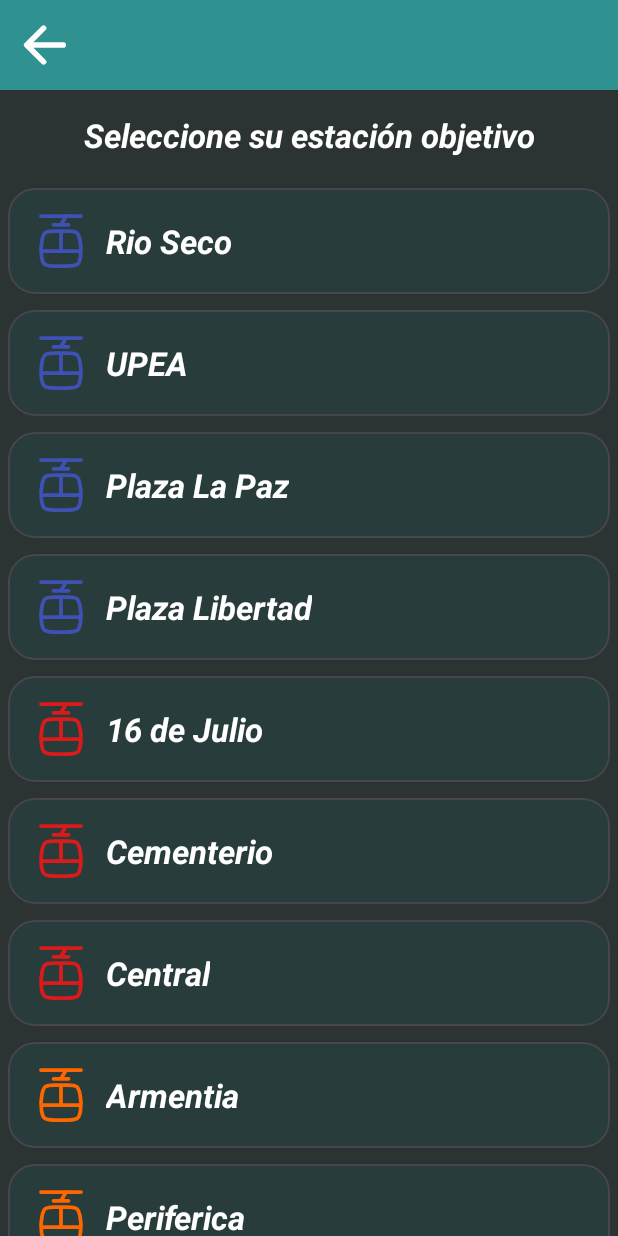
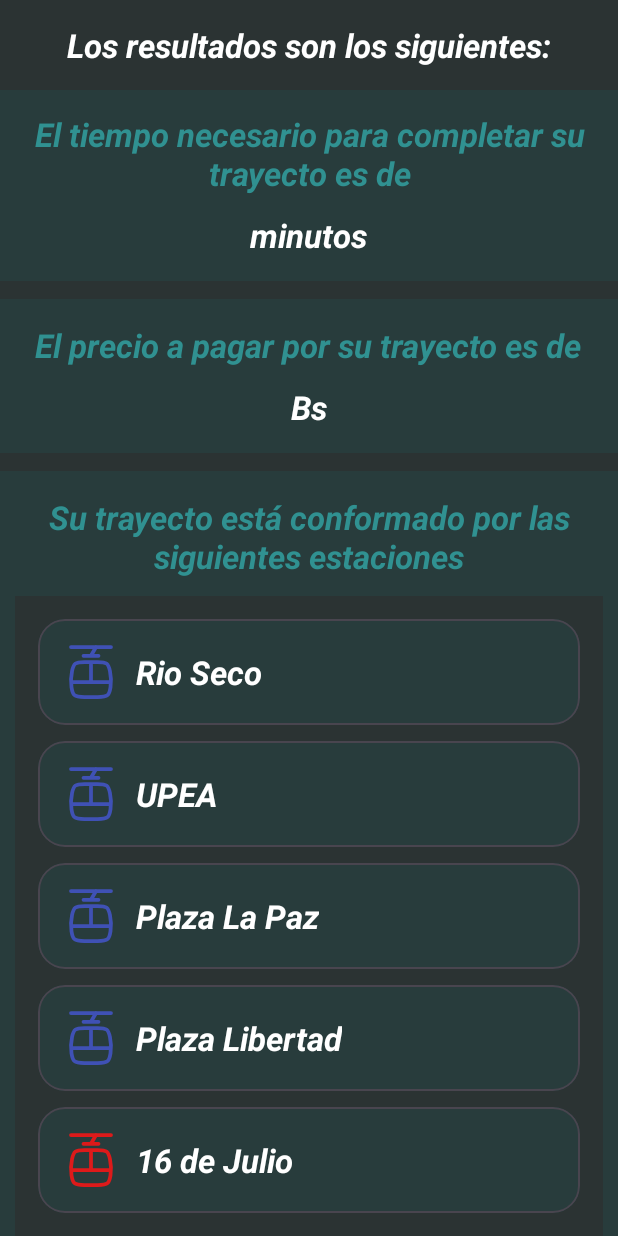
Before and after one commit to LeonardoVNC/SkyLinkApp, an Android app: the SelectTerminalActivity screen opened directly, with no data from a screen before it, after a tap on "UPEA", on a phone screen of 412 x 824 dp. Run offline under Robolectric (Android 15) with nearby library versions, the phone set to English and light mode, and no system bars; 1 other tap on this screen came first.

Commit message:
Primera versión de la estética de la pantalla de resultados, aun es necesario hacer la parte lógica

```diff
--- a/app/src/main/AndroidManifest.xml
+++ b/app/src/main/AndroidManifest.xml
@@ -12,6 +12,9 @@
         android:supportsRtl="true"
         android:theme="@style/Theme.DarkTur"
         tools:targetApi="31">
+        <activity
+            android:name=".ResultActivity"
+            android:exported="false" />
         <activity
             android:name=".SelectTerminalActivity"
             android:exported="false" />
--- /dev/null
+++ b/app/src/main/java/com/example/skylink/ResultActivity.kt
@@ -0,0 +1,52 @@
+package com.example.skylink
+
+import android.content.Intent
+import android.os.Bundle
+import androidx.recyclerview.widget.LinearLayoutManager
+import com.example.skylink.adapters.EstacionesAdapter
+import com.example.skylink.dataClasses.Estacion
+import com.example.skylink.databinding.ActivityResultBinding
+
+class ResultActivity : BaseActivity(), OnStationClickListener {
+    private lateinit var binding: ActivityResultBinding
+    private val recyclerTerminalAdapter by lazy { EstacionesAdapter(this) }
+
+    override fun onCreate(savedInstanceState: Bundle?) {
+        super.onCreate(savedInstanceState)
+        binding = ActivityResultBinding.inflate(layoutInflater)
+        val view = binding.root
+        setContentView(view)
+
+        //TODO aqui hacer los cálculos del algoritmo
+
+        setUpRecyclerView()
+
+        binding.resultButtonReset.setOnClickListener {
+            //TODO reiniciar los parámetros de esta vista
+            val intent = Intent(this, MainActivity::class.java)
+            startActivity(intent)
+        }
+    }
+
+
+    //Función que carga todos los items del RecyclerView
+    private fun setUpRecyclerView() {
+        //TODO  la lista debe ser proporcionada desde el algoritmo, esta es de ejemplo
+        val listaDeDatos = mutableListOf(
+            Estacion(nombre = "Rio Seco", color = R.color.azul, 0),
+            Estacion(nombre = "UPEA", color = R.color.azul, 1),
+            Estacion(nombre = "Plaza La Paz", color = R.color.azul, 2),
+            Estacion(nombre = "Plaza Libertad", color = R.color.azul, 3),
+            Estacion(nombre = "16 de Julio", color = R.color.roja, 4),
+            Estacion(nombre = "Cementerio", color = R.color.roja, 5),
+            Estacion(nombre = "Central", color = R.color.roja, 6)
+        )
+        recyclerTerminalAdapter.addDataToList(listaDeDatos)
+        binding.resultRecycler.apply() {
+            layoutManager = LinearLayoutManager(context, LinearLayoutManager.VERTICAL, false)
+            adapter = recyclerTerminalAdapter
+        }
+    }
+
+    override fun onItemClick(input: Int) {}
+}
--- a/app/src/main/java/com/example/skylink/SelectTerminalActivity.kt
+++ b/app/src/main/java/com/example/skylink/SelectTerminalActivity.kt
@@ -1,5 +1,6 @@
 package com.example.skylink
 
+import android.content.Intent
 import android.os.Bundle
 import androidx.recyclerview.widget.LinearLayoutManager
 import com.example.skylink.adapters.EstacionesAdapter
@@ -38,6 +39,8 @@ class SelectTerminalActivity : BaseActivity(), OnStationClickListener {
             inputEnd = input
             //TODO iniciar el cálculo de los grafos
             println("Se debería dar inicio a Dijkstra con los nodos $inputBegin y $inputEnd")
+            val intent = Intent(this, ResultActivity::class.java)
+            startActivity(intent)
         }
     }
 
--- /dev/null
+++ b/app/src/main/res/layout/activity_result.xml
@@ -0,0 +1,137 @@
+<?xml version="1.0" encoding="utf-8"?>
+<androidx.constraintlayout.widget.ConstraintLayout xmlns:android="http://schemas.android.com/apk/res/android"
+    xmlns:app="http://schemas.android.com/apk/res-auto"
+    xmlns:tools="http://schemas.android.com/tools"
+    android:id="@+id/result"
+    android:layout_width="match_parent"
+    android:layout_height="match_parent"
+    tools:context=".ResultActivity">
+
+    <!-- Texto Descripción -->
+    <TextView
+        android:id="@+id/result_title"
+        style="@style/SubtitleText"
+        android:layout_width="wrap_content"
+        android:layout_height="wrap_content"
+        android:layout_margin="15dp"
+        android:text="@string/result_desc"
+        app:layout_constraintBottom_toTopOf="@id/result_scroll"
+        app:layout_constraintEnd_toEndOf="parent"
+        app:layout_constraintStart_toStartOf="parent"
+        app:layout_constraintTop_toTopOf="parent" />
+
+    <!-- Contenido principal -->
+    <ScrollView
+        android:id="@+id/result_scroll"
+        android:layout_width="match_parent"
+        android:layout_height="0dp"
+        app:layout_constraintBottom_toBottomOf="parent"
+        app:layout_constraintTop_toBottomOf="@id/result_title">
+
+        <LinearLayout
+            android:layout_width="match_parent"
+            android:layout_height="wrap_content"
+            android:gravity="center_horizontal"
+            android:orientation="vertical">
+
+            <!-- Tiempo -->
+            <LinearLayout
+                android:layout_width="match_parent"
+                android:layout_height="wrap_content"
+                android:layout_marginVertical="6dp"
+                android:background="?attr/colorSurface"
+                android:gravity="center_horizontal"
+                android:orientation="vertical"
+                android:padding="10dp">
+                <!-- Titulo -->
+                <TextView
+                    style="@style/SubtitleText"
+                    android:layout_width="wrap_content"
+                    android:layout_height="wrap_content"
+                    android:layout_marginVertical="6dp"
+                    android:background="@android:color/transparent"
+                    android:gravity="center"
+                    android:text="@string/result_time_desc"
+                    android:textColor="?attr/colorPrimary" />
+                <!-- Resultado -->
+                <TextView
+                    style="@style/SubtitleText"
+                    android:id="@+id/result_time"
+                    android:layout_width="wrap_content"
+                    android:layout_height="wrap_content"
+                    android:layout_marginVertical="6dp"
+                    android:background="@android:color/transparent"
+                    android:text="@string/result_time" />
+            </LinearLayout>
+
+            <!-- Precio -->
+            <LinearLayout
+                android:layout_width="match_parent"
+                android:layout_height="wrap_content"
+                android:layout_marginVertical="6dp"
+                android:background="?attr/colorSurface"
+                android:gravity="center_horizontal"
+                android:orientation="vertical"
+                android:padding="10dp">
+                <!-- Titulo -->
+                <TextView
+                    style="@style/SubtitleText"
+                    android:layout_width="wrap_content"
+                    android:layout_height="wrap_content"
+                    android:layout_marginVertical="6dp"
+                    android:background="@android:color/transparent"
+                    android:gravity="center"
+                    android:text="@string/result_price_desc"
+                    android:textColor="?attr/colorPrimary" />
+                <!-- Resultado -->
+                <TextView
+                    style="@style/SubtitleText"
+                    android:id="@+id/result_price"
+                    android:layout_width="wrap_content"
+                    android:layout_height="wrap_content"
+                    android:layout_marginVertical="6dp"
+                    android:background="@android:color/transparent"
+                    android:text="@string/result_price" />
+            </LinearLayout>
+
+            <!-- Ruta -->
+            <LinearLayout
+                android:layout_width="match_parent"
+                android:layout_height="wrap_content"
+                android:layout_marginVertical="6dp"
+                android:background="?attr/colorSurface"
+                android:gravity="center_horizontal"
+                android:orientation="vertical"
+                android:padding="10dp">
+                <!-- Titulo -->
+                <TextView
+                    style="@style/SubtitleText"
+                    android:layout_width="wrap_content"
+                    android:layout_height="wrap_content"
+                    android:layout_marginVertical="6dp"
+                    android:background="@android:color/transparent"
+                    android:gravity="center"
+                    android:text="@string/result_route"
+                    android:textColor="?attr/colorPrimary" />
+                <!-- Ruta -->
+                <androidx.recyclerview.widget.RecyclerView
+                    android:id="@+id/result_recycler"
+                    android:layout_width="match_parent"
+                    android:layout_height="wrap_content"
+                    android:layout_marginVertical="6dp"
+                    android:padding="10dp"/>
+            </LinearLayout>
+
+            <!-- Reinicio -->
+            <Button
+                style="@style/SubtitleText"
+                android:textSize="16sp"
+                android:id="@+id/result_button_reset"
+                android:layout_width="wrap_content"
+                android:layout_height="wrap_content"
+                android:padding="10dp"
+                android:text="@string/result_button_reset"
+                android:layout_margin="15dp"/>
+        </LinearLayout>
+    </ScrollView>
+</androidx.constraintlayout.widget.ConstraintLayout>
--- a/app/src/main/res/values/strings.xml
+++ b/app/src/main/res/values/strings.xml
@@ -18,4 +18,13 @@
     <string name="item_terminal_def">Nombre de la estación</string>
     <string name="terminal_text_begin">Seleccione su estación actual</string>
     <string name="terminal_text_end">Seleccione su estación objetivo</string>
+
+    <!-- Resultado -->
+    <string name="result_desc">Los resultados son los siguientes:</string>
+    <string name="result_time_desc">El tiempo necesario para completar su trayecto es de</string>
+    <string name="result_time">minutos</string>
+    <string name="result_price_desc">El precio a pagar por su trayecto es de</string>
+    <string name="result_price">Bs</string>
+    <string name="result_route">Su trayecto está conformado por las siguientes estaciones</string>
+    <string name="result_button_reset">Volver al inicio</string>
 </resources>
```
